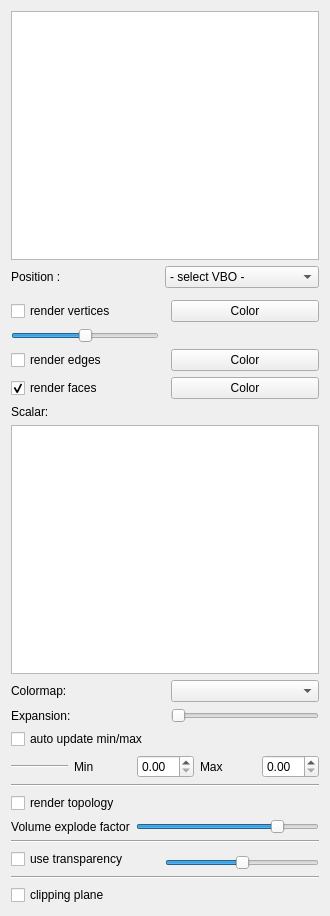
Above: schnapps/plugins/volume_render/volume_render.ui from cgogn/SCHNApps before the change. Below: the same form after it.
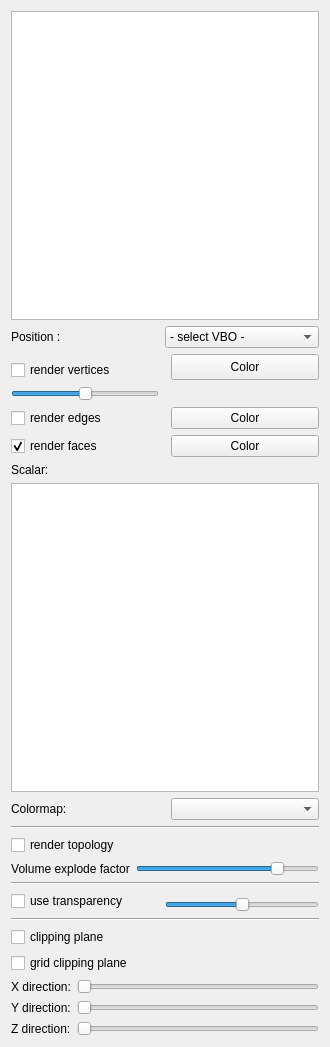
That is the form after the change.

Commit message: [volume render] ADD hexa grid specific view with clipping topo using i, j , k volumes attributes

```diff
--- a/schnapps/plugins/volume_render/volume_render.ui
+++ b/schnapps/plugins/volume_render/volume_render.ui
@@ -8,51 +8,20 @@
     <x>0</x>
     <y>0</y>
     <width>330</width>
-    <height>916</height>
+    <height>1047</height>
    </rect>
   </property>
   <property name="windowTitle">
    <string>Form</string>
   </property>
   <layout class="QGridLayout" name="gridLayout">
-   <item row="23" column="0" colspan="3">
-    <widget class="Line" name="line_3">
-     <property name="orientation">
-      <enum>Qt::Horizontal</enum>
+   <item row="15" column="0" rowspan="2">
+    <widget class="QCheckBox" name="check_useTransparency">
+     <property name="text">
+      <string>use transparency</string>
      </property>
     </widget>
    </item>
-   <item row="13" column="0" colspan="3">
-    <layout class="QHBoxLayout" name="horizontalLayout">
-     <item>
-      <widget class="Line" name="line_4">
-       <property name="orientation">
-        <enum>Qt::Horizontal</enum>
-       </property>
-      </widget>
-     </item>
-     <item>
-      <widget class="QLabel" name="label_7">
-       <property name="text">
-        <string>Min</string>
-       </property>
-      </widget>
-     </item>
-     <item>
-      <widget class="QDoubleSpinBox" name="spin_min"/>
-     </item>
-     <item>
-      <widget class="QLabel" name="label_6">
-       <property name="text">
-        <string>Max</string>
-       </property>
-      </widget>
-     </item>
-     <item>
-      <widget class="QDoubleSpinBox" name="spin_max"/>
-     </item>
-    </layout>
-   </item>
    <item row="1" column="1" colspan="2">
     <widget class="QComboBox" name="combo_positionVBO">
      <property name="sizePolicy">
@@ -68,67 +37,56 @@
      </item>
     </widget>
    </item>
-   <item row="12" column="0">
-    <widget class="QCheckBox" name="check_autoUpdateMinMax">
+   <item row="18" column="0">
+    <widget class="QCheckBox" name="check_clippingPlane">
+     <property name="enabled">
+      <bool>true</bool>
+     </property>
      <property name="text">
-      <string>auto update min/max</string>
+      <string>clipping plane</string>
      </property>
-    </widget>
-   </item>
-   <item row="5" column="2">
-    <widget class="QPushButton" name="edgeColorButton">
-     <property name="sizePolicy">
-      <sizepolicy hsizetype="Preferred" vsizetype="Minimum">
-       <horstretch>0</horstretch>
-       <verstretch>0</verstretch>
-      </sizepolicy>
+     <property name="checked">
+      <bool>false</bool>
      </property>
-     <property name="maximumSize">
-      <size>
-       <width>16777215</width>
-       <height>32</height>
-      </size>
+     <property name="autoExclusive">
+      <bool>false</bool>
      </property>
-     <property name="text">
-      <string>Color</string>
-     </property>
     </widget>
    </item>
-   <item row="9" column="2">
-    <widget class="QComboBox" name="combo_colorMap">
-     <property name="sizePolicy">
-      <sizepolicy hsizetype="Expanding" vsizetype="Fixed">
-       <horstretch>0</horstretch>
-       <verstretch>0</verstretch>
-      </sizepolicy>
+   <item row="4" column="0">
+    <widget class="QCheckBox" name="check_renderVertices">
+     <property name="text">
+      <string>render vertices</string>
      </property>
     </widget>
    </item>
-   <item row="8" column="0" colspan="3">
-    <widget class="QListWidget" name="list_scalarAttribute">
-     <property name="selectionMode">
-      <enum>QAbstractItemView::SingleSelection</enum>
+   <item row="11" column="0" colspan="3">
+    <widget class="Line" name="line_5">
+     <property name="orientation">
+      <enum>Qt::Horizontal</enum>
      </property>
     </widget>
    </item>
-   <item row="3" column="2">
-    <widget class="QPushButton" name="vertexColorButton">
-     <property name="sizePolicy">
-      <sizepolicy hsizetype="Preferred" vsizetype="Preferred">
-       <horstretch>0</horstretch>
-       <verstretch>0</verstretch>
-      </sizepolicy>
-     </property>
-     <property name="maximumSize">
-      <size>
-       <width>16777215</width>
-       <height>32</height>
-      </size>
-     </property>
-     <property name="text">
-      <string>Color</string>
-     </property>
-    </widget>
+   <item row="22" column="0" colspan="3">
+    <layout class="QHBoxLayout" name="horizontalLayout_4">
+     <item>
+      <widget class="QLabel" name="label_6">
+       <property name="text">
+        <string>Z direction:</string>
+       </property>
+      </widget>
+     </item>
+     <item>
+      <widget class="QSlider" name="slider_clippingPlaneZ">
+       <property name="orientation">
+        <enum>Qt::Horizontal</enum>
+       </property>
+      </widget>
+     </item>
+    </layout>
+   </item>
+   <item row="0" column="0" colspan="3">
+    <widget class="QListWidget" name="list_maps"/>
    </item>
    <item row="1" column="0">
     <widget class="QLabel" name="label_2">
@@ -143,20 +101,92 @@
      </property>
     </widget>
    </item>
-   <item row="22" column="1" colspan="2">
-    <widget class="QSlider" name="slider_transparency">
-     <property name="maximum">
-      <number>254</number>
+   <item row="21" column="0" colspan="3">
+    <layout class="QHBoxLayout" name="horizontalLayout_3">
+     <item>
+      <widget class="QLabel" name="label_5">
+       <property name="text">
+        <string>Y direction:</string>
+       </property>
+      </widget>
+     </item>
+     <item>
+      <widget class="QSlider" name="slider_clippingPlaneY">
+       <property name="maximum">
+        <number>1000</number>
+       </property>
+       <property name="orientation">
+        <enum>Qt::Horizontal</enum>
+       </property>
+      </widget>
+     </item>
+    </layout>
+   </item>
+   <item row="8" column="0">
+    <widget class="QLabel" name="label_3">
+     <property name="text">
+      <string>Scalar:</string>
      </property>
-     <property name="value">
-      <number>127</number>
+    </widget>
+   </item>
+   <item row="3" column="2" rowspan="2">
+    <widget class="QPushButton" name="vertexColorButton">
+     <property name="sizePolicy">
+      <sizepolicy hsizetype="Preferred" vsizetype="Preferred">
+       <horstretch>0</horstretch>
+       <verstretch>0</verstretch>
+      </sizepolicy>
      </property>
+     <property name="maximumSize">
+      <size>
+       <width>16777215</width>
+       <height>32</height>
+      </size>
+     </property>
+     <property name="text">
+      <string>Color</string>
+     </property>
+    </widget>
+   </item>
+   <item row="7" column="0">
+    <widget class="QCheckBox" name="check_renderFaces">
+     <property name="text">
+      <string>render faces</string>
+     </property>
+     <property name="checked">
+      <bool>true</bool>
+     </property>
+    </widget>
+   </item>
+   <item row="2" column="0" rowspan="2" colspan="3">
+    <widget class="Line" name="line"/>
+   </item>
+   <item row="14" column="0" colspan="3">
+    <widget class="Line" name="line_2">
      <property name="orientation">
       <enum>Qt::Horizontal</enum>
      </property>
     </widget>
    </item>
-   <item row="4" column="0">
+   <item row="20" column="0" colspan="3">
+    <layout class="QHBoxLayout" name="horizontalLayout">
+     <item>
+      <widget class="QLabel" name="label">
+       <property name="text">
+        <string>X direction:</string>
+       </property>
+      </widget>
+     </item>
+     <item>
+      <widget class="QSlider" name="slider_clippingPlaneX">
+       <property name="orientation">
+        <enum>Qt::Horizontal</enum>
+       </property>
+      </widget>
+     </item>
+    </layout>
+   </item>
+   <item row="5" column="0">
     <widget class="QSlider" name="slider_vertexScaleFactor">
      <property name="value">
       <number>50</number>
@@ -166,17 +196,50 @@
      </property>
     </widget>
    </item>
-   <item row="5" column="0">
+   <item row="17" column="0" colspan="3">
+    <widget class="Line" name="line_3">
+     <property name="orientation">
+      <enum>Qt::Horizontal</enum>
+     </property>
+    </widget>
+   </item>
+   <item row="10" column="2">
+    <widget class="QComboBox" name="combo_colorMap">
+     <property name="sizePolicy">
+      <sizepolicy hsizetype="Expanding" vsizetype="Fixed">
+       <horstretch>0</horstretch>
+       <verstretch>0</verstretch>
+      </sizepolicy>
+     </property>
+    </widget>
+   </item>
+   <item row="7" column="2">
+    <widget class="QPushButton" name="faceColorButton">
+     <property name="sizePolicy">
+      <sizepolicy hsizetype="Preferred" vsizetype="Minimum">
+       <horstretch>0</horstretch>
+       <verstretch>0</verstretch>
+      </sizepolicy>
+     </property>
+     <property name="maximumSize">
+      <size>
+       <width>16777215</width>
+       <height>32</height>
+      </size>
+     </property>
+     <property name="text">
+      <string>Color</string>
+     </property>
+    </widget>
+   </item>
+   <item row="6" column="0">
     <widget class="QCheckBox" name="check_renderEdges">
      <property name="text">
       <string>render edges</string>
      </property>
     </widget>
    </item>
-   <item row="2" column="0" colspan="3">
-    <widget class="Line" name="line"/>
-   </item>
-   <item row="19" column="0" colspan="3">
+   <item row="13" column="0" colspan="3">
     <layout class="QHBoxLayout" name="horizontalLayout_2">
      <item>
       <widget class="QLabel" name="labelExplodVolumes">
@@ -209,15 +272,8 @@
      </item>
     </layout>
    </item>
-   <item row="21" column="0" rowspan="2">
-    <widget class="QCheckBox" name="check_useTransparency">
-     <property name="text">
-      <string>use transparency</string>
-     </property>
-    </widget>
-   </item>
    <item row="6" column="2">
-    <widget class="QPushButton" name="faceColorButton">
+    <widget class="QPushButton" name="edgeColorButton">
      <property name="sizePolicy">
       <sizepolicy hsizetype="Preferred" vsizetype="Minimum">
        <horstretch>0</horstretch>
@@ -235,94 +291,50 @@
      </property>
     </widget>
    </item>
-   <item row="24" column="0">
-    <widget class="QCheckBox" name="check_clippingPlane">
-     <property name="enabled">
-      <bool>true</bool>
-     </property>
-     <property name="text">
-      <string>clipping plane</string>
-     </property>
-     <property name="checked">
-      <bool>false</bool>
-     </property>
-    </widget>
-   </item>
-   <item row="10" column="2">
-    <widget class="QSlider" name="slider_expansion">
-     <property name="maximum">
-      <number>10</number>
-     </property>
-     <property name="pageStep">
-      <number>1</number>
-     </property>
-     <property name="orientation">
-      <enum>Qt::Horizontal</enum>
-     </property>
-    </widget>
-   </item>
-   <item row="6" column="0">
-    <widget class="QCheckBox" name="check_renderFaces">
-     <property name="text">
-      <string>render faces</string>
-     </property>
-     <property name="checked">
-      <bool>true</bool>
-     </property>
-    </widget>
-   </item>
-   <item row="3" column="0">
-    <widget class="QCheckBox" name="check_renderVertices">
-     <property name="text">
-      <string>render vertices</string>
-     </property>
-    </widget>
-   </item>
-   <item row="0" column="0" colspan="3">
-    <widget class="QListWidget" name="list_maps"/>
-   </item>
-   <item row="20" column="0" colspan="3">
-    <widget class="Line" name="line_2">
-     <property name="orientation">
-      <enum>Qt::Horizontal</enum>
-     </property>
-    </widget>
-   </item>
    <item row="10" column="0">
-    <widget class="QLabel" name="label">
-     <property name="text">
-      <string>Expansion:</string>
-     </property>
-    </widget>
-   </item>
-   <item row="18" column="0">
-    <widget class="QCheckBox" name="check_renderTopology">
-     <property name="text">
-      <string>render topology</string>
-     </property>
-    </widget>
-   </item>
-   <item row="7" column="0">
-    <widget class="QLabel" name="label_3">
-     <property name="text">
-      <string>Scalar:</string>
-     </property>
-    </widget>
-   </item>
-   <item row="9" column="0">
     <widget class="QLabel" name="label_4">
      <property name="text">
       <string>Colormap:</string>
      </property>
     </widget>
    </item>
-   <item row="17" column="0" colspan="3">
-    <widget class="Line" name="line_5">
+   <item row="16" column="1" colspan="2">
+    <widget class="QSlider" name="slider_transparency">
+     <property name="maximum">
+      <number>254</number>
+     </property>
+     <property name="value">
+      <number>127</number>
+     </property>
      <property name="orientation">
       <enum>Qt::Horizontal</enum>
      </property>
     </widget>
    </item>
+   <item row="9" column="0" colspan="3">
+    <widget class="QListWidget" name="list_scalarAttribute">
+     <property name="selectionMode">
+      <enum>QAbstractItemView::SingleSelection</enum>
+     </property>
+    </widget>
+   </item>
+   <item row="12" column="0">
+    <widget class="QCheckBox" name="check_renderTopology">
+     <property name="text">
+      <string>render topology</string>
+     </property>
+    </widget>
+   </item>
+   <item row="19" column="0">
+    <widget class="QCheckBox" name="check_gridClippingPlane">
+     <property name="text">
+      <string>grid clipping plane</string>
+     </property>
+     <property name="autoExclusive">
+      <bool>false</bool>
+     </property>
+    </widget>
+   </item>
   </layout>
  </widget>
  <resources/>
```
The commit also changes 5 other files.
